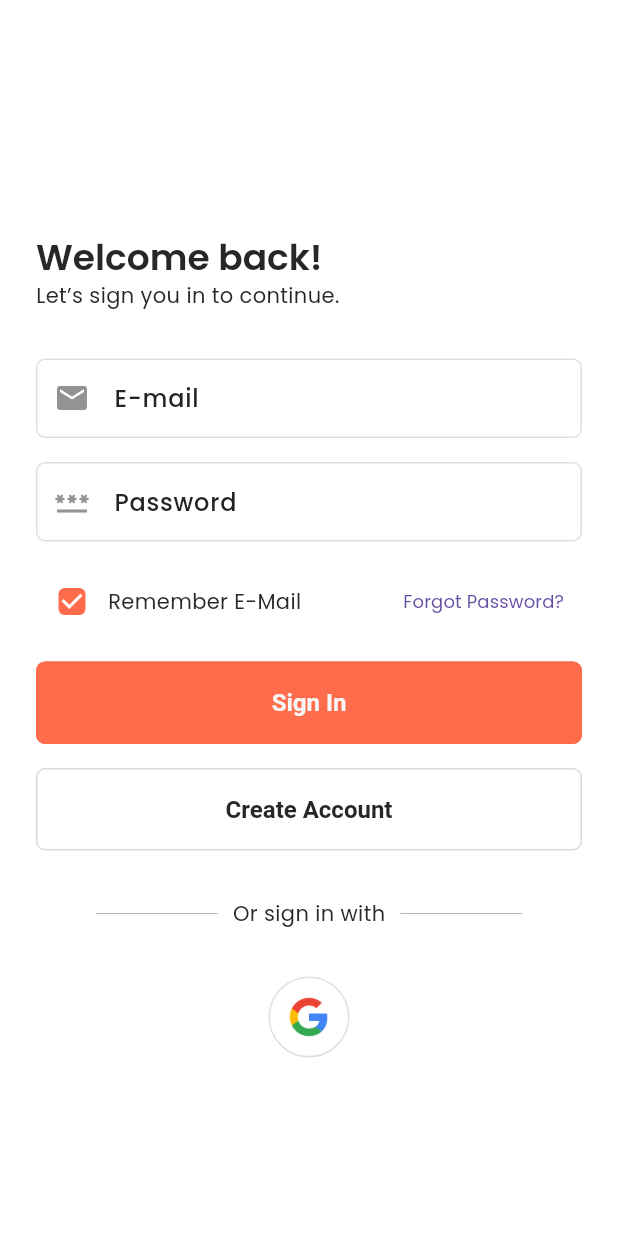
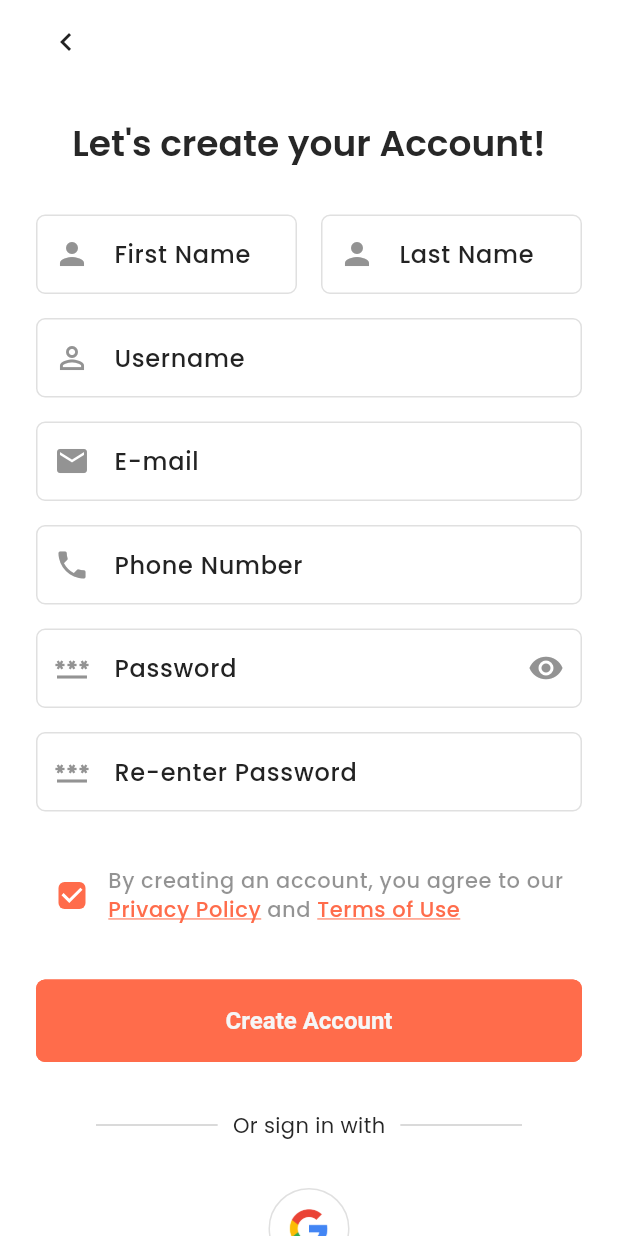
Before and after one commit to tapan98/flutter-gshop, a Flutter app: the LoginScreen screen opened directly, after a tap on "Create Account", on a phone screen of 412 x 824 dp. Run offline on Flutter 3.47's test engine with Material 3 defaults, Android fonts, the light colour scheme and no system bars; our stand-ins replace get, get_storage, logger; accounts and stored records are empty.

Commit message:
feat: Add Signup Screen and improve Login Screen
This commit introduces the Signup Screen, allowing new users to create an account, and enhances the existing Login Screen with improved UI and functionality.

The changes include:

-   **Signup Screen:**
-   **Login Screen Enhancements:**
    -   Updated `LoginScreen` to call `HelperFunctions.setDynamicStatusBarTheme`.
-    -   Refactor `FormDivider` and `SocialButtons` widgets.
+    -   Refactored `FormDivider` and `SocialButtons` widgets into `authentication` folder.
    -   Added `LoginHeader` widget to show orange logo in light theme mode.
    - Added new `CreateAccount` outlined button.
-   - Added `GAppBar` for navigation
+
+
 - **General Improvements**
-   - Added `setDynamicStatusBarTheme` function in `HelperFunctions` to set the status bar theme for light and dark mode.
-   - Updated `TextButtonTheme` to include light and dark modes.
+   - Added `setDynamicStatusBarTheme` function in `HelperFunctions` to set the status bar theme dynamically for light and dark modes.
+   - Updated `TextButtonTheme` to include distinct styles for light and dark modes.
    -   Updated `text_strings.dart` to include new authentication texts.
    -   Updated `image_strings.dart` to include orange app logo.
-   - Added `GAppBar` for navigation
+   - Add login screen light mode screenshot.

```diff
--- /dev/null
+++ b/lib/common/widgets/appbar/appbar.dart
@@ -0,0 +1,44 @@
+import 'package:flutter/material.dart';
+import 'package:get/get.dart';
+import 'package:gshop/util/constants/colors.dart';
+import 'package:gshop/util/constants/sizes.dart';
+import 'package:gshop/util/device_utils/device_utility.dart';
+import 'package:gshop/util/helpers/helper_functions.dart';
+
+class GAppBar extends StatelessWidget implements PreferredSizeWidget {
+  const GAppBar({
+    super.key,
+    this.showBackArrow = true,
+    this.title,
+    this.leading,
+    this.actions,
+  });
+
+  final bool showBackArrow;
+  final Widget? title, leading;
+  final List<Widget>? actions;
+
+  @override
+  Widget build(BuildContext context) {
+    HelperFunctions.setDynamicStatusBarTheme(context);
+    final isDark = HelperFunctions.isDarkMode(context);
+    return Padding(
+      padding: const EdgeInsets.symmetric(horizontal: GSizes.md),
+      child: AppBar(
+        backgroundColor: Colors.transparent,
+        automaticallyImplyLeading: false,
+        leading: showBackArrow
+            ? IconButton(
+                onPressed: () => Get.back(),
+                icon: Icon(Icons.keyboard_arrow_left,
+                    color: isDark ? GColors.white : GColors.black))
+            : leading,
+        title: title,
+        actions: actions,
+      ),
+    );
+  }
+
+  @override
+  Size get preferredSize => Size.fromHeight(DeviceUtils.getAppBarHeight());
+}
--- a/lib/common/widgets/social_buttons.dart
+++ b/lib/common/widgets/authentication/social_buttons.dart
@@ -12,8 +12,6 @@ class SocialButtons extends StatelessWidget {
       mainAxisAlignment: MainAxisAlignment.center,
       children: [
         Container(
-          // width: GSizes.,
-          // height: GSizes.iconMd,
           decoration: BoxDecoration(
               borderRadius: BorderRadius.circular(100),
               border: Border.all(color: GColors.grey)),
--- a/lib/features/authentication/screens/login/login_screen.dart
+++ b/lib/features/authentication/screens/login/login_screen.dart
@@ -1,19 +1,22 @@
 import 'package:flutter/material.dart';
 import 'package:gshop/common/styles/padding_styles.dart';
-import 'package:gshop/common/widgets/form_divider.dart';
-import 'package:gshop/common/widgets/social_buttons.dart';
+import 'package:gshop/common/widgets/authentication/form_divider.dart';
+import 'package:gshop/common/widgets/authentication/social_buttons.dart';
 import 'package:gshop/features/authentication/screens/login/widgets/login_form.dart';
 import 'package:gshop/features/authentication/screens/login/widgets/login_header.dart';
 import 'package:gshop/util/constants/colors.dart';
 import 'package:gshop/util/constants/image_strings.dart';
 import 'package:gshop/util/constants/sizes.dart';
 import 'package:gshop/util/constants/text_strings.dart';
+import 'package:gshop/util/helpers/helper_functions.dart';
+import 'package:gshop/util/theme/theme.dart';
 
 class LoginScreen extends StatelessWidget {
   const LoginScreen({super.key});
 
   @override
   Widget build(BuildContext context) {
+    HelperFunctions.setDynamicStatusBarTheme(context);
     return Scaffold(
         body: SingleChildScrollView(
       child: Padding(
--- a/lib/features/authentication/screens/login/widgets/login_form.dart
+++ b/lib/features/authentication/screens/login/widgets/login_form.dart
@@ -1,4 +1,6 @@
 import 'package:flutter/material.dart';
+import 'package:get/get.dart';
+import 'package:gshop/features/authentication/screens/signup/signup_screen.dart';
 import 'package:gshop/util/constants/sizes.dart';
 import 'package:gshop/util/constants/text_strings.dart';
 
@@ -39,7 +41,7 @@ class LoginForm extends StatelessWidget {
               // Remember me checkbox
               GestureDetector(
                 // TODO: toggle checkbox
-                onTap: (){},
+                onTap: () {},
                 child: Row(
                   mainAxisAlignment: MainAxisAlignment.start,
                   children: [
@@ -48,11 +50,22 @@ class LoginForm extends StatelessWidget {
                       // TODO: toggle checkbox
                       onChanged: (value) {},
                     ),
-                    const Text(GTexts.rememberEmail),
+                    const Text(
+                      GTexts.rememberEmail,
+                      overflow: TextOverflow.ellipsis,
+                    ),
                   ],
                 ),
               ),
-              TextButton(onPressed: (){}, child: Text(GTexts.forgotPassword)),
+              Flexible(
+                child: TextButton(
+                  onPressed: () {},
+                  child: Text(
+                    GTexts.forgotPassword,
+                    textAlign: TextAlign.end,
+                  ),
+                ),
+              ),
             ],
           ),
 
@@ -62,7 +75,8 @@ class LoginForm extends StatelessWidget {
           SizedBox(
             width: double.infinity,
             child: ElevatedButton(
-              onPressed: (){},
+              // TODO: Login on pressed
+              onPressed: () {},
               child: Text(GTexts.signIn),
             ),
           ),
@@ -73,7 +87,7 @@ class LoginForm extends StatelessWidget {
           SizedBox(
             width: double.infinity,
             child: OutlinedButton(
-              onPressed: (){},
+              onPressed: () => Get.to(() => const SignupScreen()),
               child: Text(GTexts.createAccount),
             ),
           ),
--- a/lib/features/authentication/screens/login/widgets/login_header.dart
+++ b/lib/features/authentication/screens/login/widgets/login_header.dart
@@ -1,19 +1,21 @@
 import 'package:flutter/material.dart';
 import 'package:gshop/util/constants/image_strings.dart';
 import 'package:gshop/util/constants/text_strings.dart';
+import 'package:gshop/util/helpers/helper_functions.dart';
 
 class LoginHeader extends StatelessWidget {
   const LoginHeader({super.key});
 
   @override
   Widget build(BuildContext context) {
+    final isDark = HelperFunctions.isDarkMode(context);
     return Column(
       crossAxisAlignment: CrossAxisAlignment.start,
       children: [
         // Logo
         Image(
             height: 100,
-            image: AssetImage(GImages.lightAppLogo)),
+            image: AssetImage( isDark ? GImages.lightAppLogo : GImages.orangeAppLogo)),
 
         // Title
         Text(GTexts.welcomeTitle, style: Theme.of(context).textTheme.headlineMedium),
--- /dev/null
+++ b/lib/features/authentication/screens/signup/signup_screen.dart
@@ -0,0 +1,35 @@
+import 'package:flutter/material.dart';
+import 'package:gshop/common/widgets/appbar/appbar.dart';
+import 'package:gshop/util/constants/sizes.dart';
+import 'package:gshop/util/constants/text_strings.dart';
+import 'package:gshop/util/helpers/helper_functions.dart';
+
+import 'widgets/create_account_form.dart';
+
+class SignupScreen extends StatelessWidget {
+  const SignupScreen({super.key});
+
+  @override
+  Widget build(BuildContext context) {
+    HelperFunctions.setDynamicStatusBarTheme(context);
+    return Scaffold(
+      appBar: GAppBar(),
+      body: SingleChildScrollView(
+        child: Padding(
+          padding: EdgeInsets.all(GSizes.defaultSpace),
+          child: Column(
+            children: [
+              // Heading
+              Text(GTexts.createAccountTitle, style: Theme.of(context).textTheme.headlineMedium),
+
+              const SizedBox(height: GSizes.spaceBtwSections),
+
+              // Create Account Form
+              CreateAccountForm(),
+            ],
+          ),
+        ),
+      ),
+    );
+  }
+}
--- /dev/null
+++ b/lib/features/authentication/screens/signup/widgets/agreements_checkbox.dart
@@ -0,0 +1,71 @@
+import 'package:flutter/gestures.dart';
+import 'package:flutter/material.dart';
+import 'package:gshop/util/constants/colors.dart';
+import 'package:gshop/util/constants/text_strings.dart';
+
+class AgreementsCheckbox extends StatelessWidget {
+  const AgreementsCheckbox({super.key});
+
+  @override
+  Widget build(BuildContext context) {
+    return Row(
+      children: [
+        // Checkbox
+        Checkbox(
+          value: true,
+          // TODO: Add onChanged
+          onChanged: (value) {},
+        ),
+
+        // Privacy Policy & Terms of Use text
+        Expanded(
+          child: RichText(
+            text: TextSpan(
+              children: [
+                // By creating...
+                TextSpan(
+                  text: GTexts.byCreatingAnAccountYouAgreeToOur,
+                  style: Theme.of(context).textTheme.bodySmall,
+                ),
+
+                // Privacy policy
+                TextSpan(
+                  text: GTexts.privacyPolicy,
+                  recognizer: TapGestureRecognizer()
+                    ..onTap = () {
+                      // TODO: Open Privacy Policy
+                    },
+                  style: Theme.of(context).textTheme.bodySmall?.copyWith(
+                        color: Theme.of(context).primaryColor,
+                        decoration: TextDecoration.underline,
+                        decorationColor: GColors.primary,
+                      ),
+                ),
+
+                // and
+                TextSpan(
+                  text: " ${GTexts.and} ",
+                  style: Theme.of(context).textTheme.bodySmall,
+                ),
+
+                // Terms of Use
+                TextSpan(
+                  text: GTexts.termsOfUse,
+                  recognizer: TapGestureRecognizer()
+                    ..onTap = () {
+                      // TODO: Open Privacy Policy
+                    },
+                  style: Theme.of(context).textTheme.bodySmall?.copyWith(
+                        color: Theme.of(context).primaryColor,
+                        decoration: TextDecoration.underline,
+                        decorationColor: GColors.primary,
+                      ),
+                )
+              ],
+            ),
+          ),
+        )
+      ],
+    );
+  }
+}
--- /dev/null
+++ b/lib/features/authentication/screens/signup/widgets/create_account_form.dart
@@ -0,0 +1,134 @@
+import 'package:flutter/material.dart';
+import 'package:gshop/common/widgets/authentication/form_divider.dart';
+import 'package:gshop/common/widgets/authentication/social_buttons.dart';
+import 'package:gshop/util/constants/sizes.dart';
+import 'package:gshop/util/constants/text_strings.dart';
+
+import 'agreements_checkbox.dart';
+
+class CreateAccountForm extends StatelessWidget {
+  const CreateAccountForm({super.key});
+
+  @override
+  Widget build(BuildContext context) {
+    return Form(
+      child: Column(
+        children: [
+          // First & Last Name
+          Row(
+            children: [
+              // First Name
+              Expanded(
+                child: TextFormField(
+                  decoration: InputDecoration(
+                    prefixIcon: Icon(Icons.person),
+                    labelText: GTexts.firstName,
+                  ),
+                ),
+              ),
+              const SizedBox(width: GSizes.spaceBtwInputFields),
+
+              // Last Name
+              Expanded(
+                child: TextFormField(
+                  decoration: InputDecoration(
+                    prefixIcon: Icon(Icons.person),
+
+                    labelText: GTexts.lastName,
+                  ),
+                ),
+              ),
+            ],
+          ),
+
+          const SizedBox(height: GSizes.spaceBtwInputFields),
+
+          // Username
+          TextFormField(
+            decoration: InputDecoration(
+              prefixIcon: Icon(Icons.perm_identity),
+              labelText: GTexts.username,
+            ),
+          ),
+
+          const SizedBox(height: GSizes.spaceBtwInputFields),
+
+          // Email
+          TextFormField(
+            keyboardType: TextInputType.emailAddress,
+            decoration: InputDecoration(
+              prefixIcon: Icon(Icons.email),
+              labelText: GTexts.email,
+            ),
+          ),
+
+          const SizedBox(height: GSizes.spaceBtwInputFields),
+
+          // Phone Number
+          TextFormField(
+            keyboardType: TextInputType.phone,
+            decoration: InputDecoration(
+              prefixIcon: Icon(Icons.phone),
+              labelText: GTexts.phoneNumber,
+            ),
+          ),
+
+          const SizedBox(height: GSizes.spaceBtwInputFields),
+
+          // Password
+          TextFormField(
+            keyboardType: TextInputType.visiblePassword,
+            // TODO: Toggle obscure text
+            obscureText: true,
+            decoration: InputDecoration(
+              prefixIcon: Icon(Icons.password),
+              labelText: GTexts.password,
+              suffixIcon: Icon(Icons.visibility),
+            ),
+          ),
+
+          const SizedBox(height: GSizes.spaceBtwInputFields),
+
+          // Re-enter Password
+          // TODO: Hide Input Field on password visibility
+          TextFormField(
+            keyboardType: TextInputType.visiblePassword,
+            // TODO: Toggle obscure text
+            obscureText: true,
+            decoration: InputDecoration(
+              prefixIcon: Icon(Icons.password),
+              labelText: GTexts.reEnterPassword,
+            ),
+          ),
+
+          const SizedBox(height: GSizes.spaceBtwSections),
+
+          // Agreement Checkbox
+          AgreementsCheckbox(),
+
+          const SizedBox(height: GSizes.spaceBtwSections),
+
+          // Create Account Button
+          SizedBox(
+            width: double.infinity,
+            child: ElevatedButton(
+              // TODO: Create Account
+              onPressed: (){},
+              child: Text(GTexts.createAccount),
+            ),
+          ),
+
+          const SizedBox(height: GSizes.spaceBtwSections),
+
+          // Footer
+          FormDivider(text: GTexts.orSignInWith),
+
+          const SizedBox(height: GSizes.spaceBtwSections),
+
+
+          SocialButtons(),
+        ],
+      ),
+    );
+  }
+}
--- a/lib/util/constants/image_strings.dart
+++ b/lib/util/constants/image_strings.dart
@@ -2,7 +2,7 @@ class GImages {
 
   // App Logos
   static const String lightAppLogo = "assets/logos/splash-white.png";
-  static const String darkAppLogo = "assets/logos/splash-orange.png";
+  static const String orangeAppLogo = "assets/logos/splash-orange.png";
 
   // Onboarding Images
   static const String onboardingImage1 = "assets/images/onboarding/shop-phone.png";
--- a/lib/util/constants/text_strings.dart
+++ b/lib/util/constants/text_strings.dart
@@ -1,8 +1,8 @@
 class GTexts {
 
   // Generic Texts
-  static const String skip = "Skip";
-
+  static const String skip = "skip";
+  static const String and = "and";
 
   // Onboarding Texts
   static const String onboardingTitle1 = "Search your favorite products";
@@ -16,15 +16,24 @@ class GTexts {
   // Authentication Forms
   static const String email = "E-mail";
   static const String password = "Password";
+  static const String reEnterPassword = "Re-enter Password";
   static const String rememberEmail = "Remember E-Mail";
   static const String forgotPassword = "Forgot Password?";
   static const String signIn = "Sign In";
   static const String createAccount = "Create Account";
   static const String orSignInWith = "Or sign in with";
+  static const String firstName = "First Name";
+  static const String lastName = "Last Name";
+  static const String username = "Username";
+  static const String phoneNumber = "Phone Number";
+  static const String byCreatingAnAccountYouAgreeToOur = 'By creating an account, you agree to our ';
+  static const String privacyPolicy = "Privacy Policy";
+  static const String termsOfUse = "Terms of Use";
 
   // Authentication Headings
-  static const String welcomeTitle = "Welcome back!";
+  static const String welcomeTitle = "Hello!";
   static const String welcomeSubtitle = "Let’s sign you in to continue.";
+  static const String createAccountTitle = "Let's create your Account!";
 
   GTexts._();
 }
--- a/lib/util/helpers/helper_functions.dart
+++ b/lib/util/helpers/helper_functions.dart
@@ -1,4 +1,5 @@
 import 'package:flutter/material.dart';
+import 'package:flutter/services.dart';
 import 'package:get/get.dart';
 import 'package:intl/intl.dart';
 
@@ -66,5 +67,15 @@ class HelperFunctions {
     return list.toSet().toList();
   }
 
+  static void setDynamicStatusBarTheme(BuildContext context) {
+    SystemChrome.setSystemUIOverlayStyle(SystemUiOverlayStyle(
+      statusBarBrightness: Theme.of(context).brightness,
+      statusBarIconBrightness:
+      isDarkMode(context)
+          ? Brightness.light
+          : Brightness.dark,
+    ));
+  }
+
   HelperFunctions._();
 }
--- /dev/null
+++ b/lib/util/theme/custom_themes/text_button_theme.dart
@@ -0,0 +1,23 @@
+import 'package:flutter/material.dart';
+import 'package:gshop/util/constants/colors.dart';
+
+class GTextButtonTheme {
+
+  // Light Theme
+  static final lightTextButtonTheme = TextButtonThemeData(
+    style: TextButton.styleFrom(
+      foregroundColor: GColors.primary,
+      textStyle: const TextStyle(fontSize: 16, color: GColors.black, fontWeight: FontWeight.w600),
+    ),
+  );
+
+  // Dark Theme
+  static final darkTextButtonTheme = TextButtonThemeData(
+    style: TextButton.styleFrom(
+      foregroundColor: GColors.primary,
+      textStyle: const TextStyle(fontSize: 16, color: GColors.textWhite, fontWeight: FontWeight.w600),
+    ),
+  );
+
+  GTextButtonTheme._();
+}
--- a/lib/util/theme/theme.dart
+++ b/lib/util/theme/theme.dart
@@ -1,4 +1,6 @@
 import 'package:flutter/material.dart';
+import 'package:flutter/services.dart';
+import 'package:gshop/util/helpers/helper_functions.dart';
 import 'package:gshop/util/theme/custom_themes/text_theme.dart';
 
 import '../constants/colors.dart';
@@ -8,9 +10,11 @@ import 'custom_themes/checkbox_theme.dart';
 import 'custom_themes/chip_theme.dart';
 import 'custom_themes/elevated_button_theme.dart';
 import 'custom_themes/outlined_button_theme.dart';
+import 'custom_themes/text_button_theme.dart';
 import 'custom_themes/text_field_theme.dart';
 
 class GTheme {
+
   static ThemeData lightTheme = ThemeData(
     useMaterial3: true,
     fontFamily: 'Poppins',
@@ -26,6 +30,7 @@ class GTheme {
     elevatedButtonTheme: GElevatedButtonTheme.lightElevatedButtonTheme,
     outlinedButtonTheme: GOutlinedButtonTheme.lightOutlinedButtonTheme,
     inputDecorationTheme: GTextFormFieldTheme.lightInputDecorationTheme,
+    textButtonTheme: GTextButtonTheme.lightTextButtonTheme,
   );
 
   static ThemeData darkTheme = ThemeData(
@@ -43,6 +48,7 @@ class GTheme {
     elevatedButtonTheme: GElevatedButtonTheme.darkElevatedButtonTheme,
     outlinedButtonTheme: GOutlinedButtonTheme.darkOutlinedButtonTheme,
     inputDecorationTheme: GTextFormFieldTheme.darkInputDecorationTheme,
+    textButtonTheme: GTextButtonTheme.darkTextButtonTheme,
   );
 
   GTheme._();
```
Also changed, not shown: lib/common/widgets/authentication/form_divider.dart (renamed from lib/common/widgets/form_divider.dart), 1 other file.
